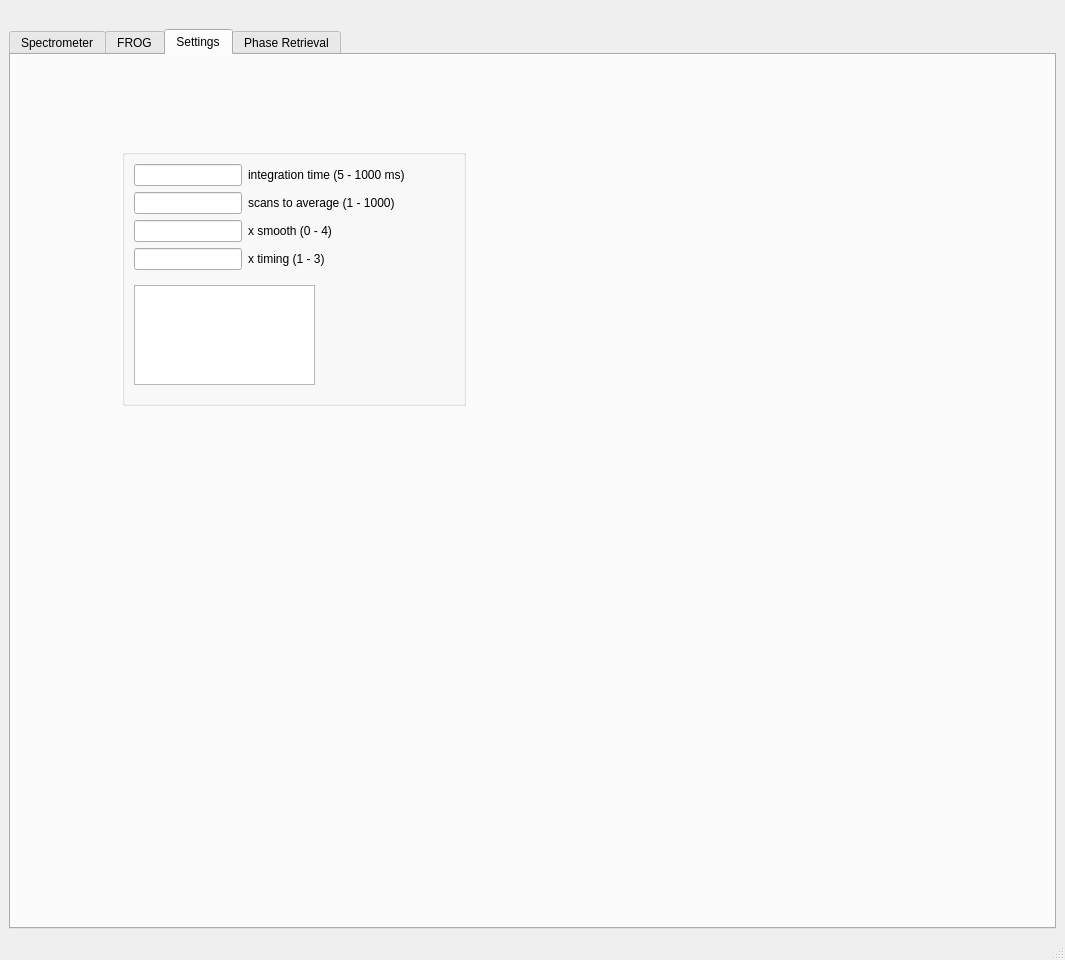
peter-chang62/Chi-3-FROG, file qt_designer/form.ui: the form before one commit.
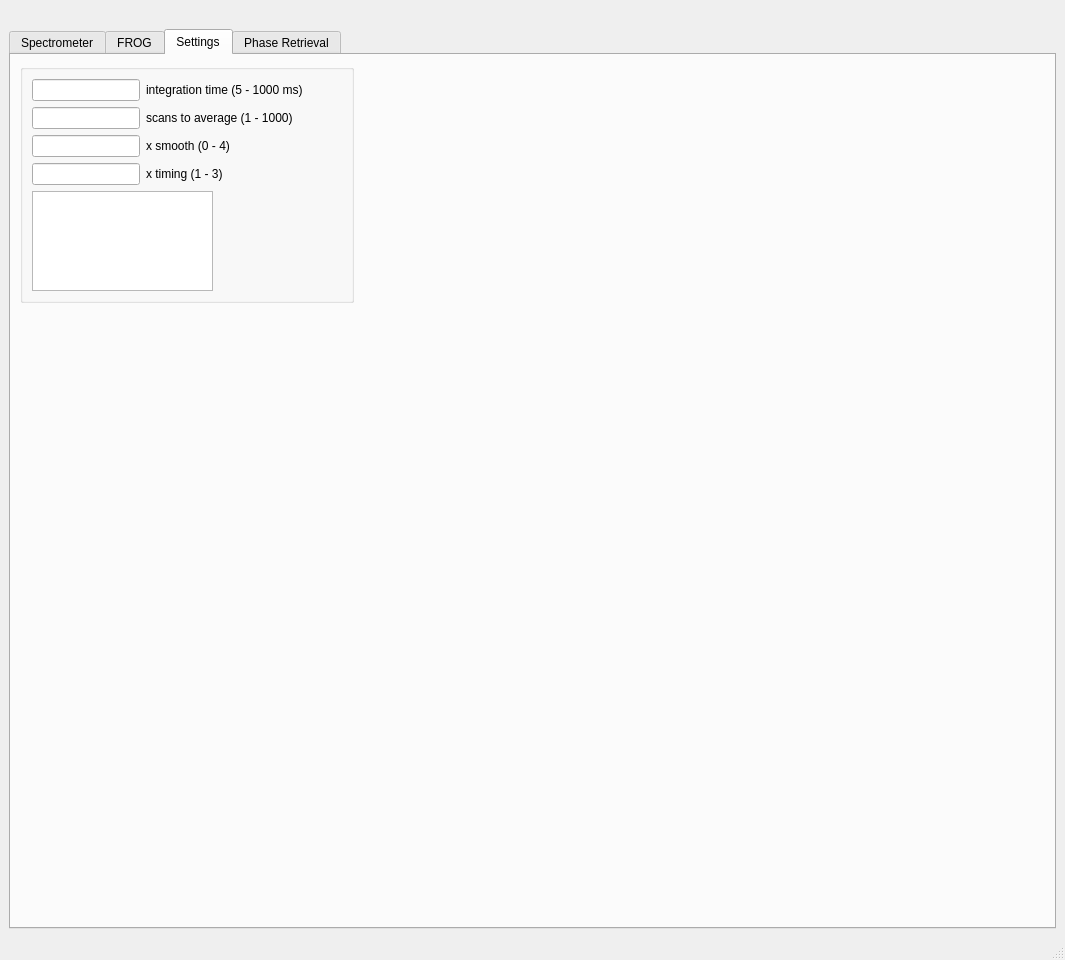
The form after the commit. The open tabs and pages were chosen to show the change. Icons and pictures are not drawn. Custom widgets are drawn as their Qt base class.

What changed in the file:
```diff
--- a/qt_designer/form.ui
+++ b/qt_designer/form.ui
@@ -14,7 +14,7 @@
    <string>Chi3 FROG</string>
   </property>
   <widget class="QWidget" name="centralwidget">
-   <layout class="QGridLayout" name="gridLayout_4">
+   <layout class="QGridLayout" name="gridLayout_8">
     <item row="0" column="0">
      <widget class="QLabel" name="label_2">
       <property name="sizePolicy">
@@ -43,7 +43,7 @@
     <item row="1" column="0">
      <widget class="QTabWidget" name="tabWidget">
       <property name="currentIndex">
-       <number>1</number>
+       <number>2</number>
       </property>
       <widget class="QWidget" name="tab_spectrometer">
        <attribute name="title">
@@ -672,22 +672,20 @@
        <attribute name="title">
         <string>Settings</string>
        </attribute>
-       <layout class="QGridLayout" name="gridLayout_12">
+       <layout class="QGridLayout" name="gridLayout_6">
         <item row="0" column="0">
+         <layout class="QVBoxLayout" name="verticalLayout_12">
+          <item>
+           <layout class="QHBoxLayout" name="horizontalLayout_11">
+            <item>
          <widget class="QGroupBox" name="groupBox">
-          <property name="minimumSize">
-           <size>
-            <width>344</width>
-            <height>257</height>
-           </size>
-          </property>
-          <property name="maximumSize">
-           <size>
-            <width>344</width>
-            <height>257</height>
-           </size>
-          </property>
-          <layout class="QGridLayout" name="gridLayout_11">
+              <property name="sizePolicy">
+               <sizepolicy hsizetype="Maximum" vsizetype="Maximum">
+                <horstretch>0</horstretch>
+                <verstretch>0</verstretch>
+               </sizepolicy>
+              </property>
+              <layout class="QGridLayout" name="gridLayout_4">
            <item row="0" column="0" colspan="2">
             <layout class="QFormLayout" name="formLayout">
              <item row="0" column="0">
@@ -734,12 +732,6 @@
            </item>
            <item row="1" column="0">
             <widget class="QTextBrowser" name="tb_settings_error">
-             <property name="minimumSize">
-              <size>
-               <width>181</width>
-               <height>0</height>
-              </size>
-             </property>
              <property name="maximumSize">
               <size>
                <width>181</width>
@@ -751,11 +743,11 @@
            <item row="1" column="1">
             <spacer name="horizontalSpacer_19">
              <property name="orientation">
-              <enum>Qt::Vertical</enum>
+                  <enum>Qt::Horizontal</enum>
              </property>
              <property name="sizeHint" stdset="0">
               <size>
-               <width>120</width>
+                   <width>123</width>
                <height>20</height>
               </size>
              </property>
@@ -764,29 +756,14 @@
           </layout>
          </widget>
         </item>
-        <item row="0" column="1">
-         <layout class="QVBoxLayout" name="verticalLayout_12">
           <item>
            <spacer name="horizontalSpacer_12">
             <property name="orientation">
-             <enum>Qt::Vertical</enum>
+               <enum>Qt::Horizontal</enum>
             </property>
             <property name="sizeHint" stdset="0">
              <size>
-              <width>476</width>
-              <height>20</height>
-             </size>
-            </property>
-           </spacer>
-          </item>
-          <item>
-           <spacer name="horizontalSpacer_16">
-            <property name="orientation">
-             <enum>Qt::Vertical</enum>
-            </property>
-            <property name="sizeHint" stdset="0">
-             <size>
-              <width>476</width>
+                <width>40</width>
               <height>20</height>
              </size>
             </property>
@@ -794,60 +771,15 @@
           </item>
          </layout>
         </item>
-        <item row="1" column="0">
-         <layout class="QHBoxLayout" name="horizontalLayout_13">
           <item>
-           <spacer name="verticalSpacer_3">
-            <property name="orientation">
-             <enum>Qt::Vertical</enum>
-            </property>
-            <property name="sizeHint" stdset="0">
-             <size>
-              <width>17</width>
-              <height>342</height>
-             </size>
-            </property>
-           </spacer>
-          </item>
-          <item>
-           <spacer name="verticalSpacer_4">
+           <spacer name="verticalSpacer">
             <property name="orientation">
              <enum>Qt::Vertical</enum>
             </property>
             <property name="sizeHint" stdset="0">
              <size>
               <width>20</width>
-              <height>342</height>
-             </size>
-            </property>
-           </spacer>
-          </item>
-         </layout>
-        </item>
-        <item row="1" column="1">
-         <layout class="QVBoxLayout" name="verticalLayout_13">
-          <item>
-           <spacer name="horizontalSpacer_17">
-            <property name="orientation">
-             <enum>Qt::Vertical</enum>
-            </property>
-            <property name="sizeHint" stdset="0">
-             <size>
-              <width>476</width>
-              <height>20</height>
-             </size>
-            </property>
-           </spacer>
-          </item>
-          <item>
-           <spacer name="horizontalSpacer_18">
-            <property name="orientation">
-             <enum>Qt::Vertical</enum>
-            </property>
-            <property name="sizeHint" stdset="0">
-             <size>
-              <width>476</width>
-              <height>20</height>
+              <height>40</height>
              </size>
             </property>
            </spacer>
```
Lines whose indentation alone changed are shown as unchanged.
